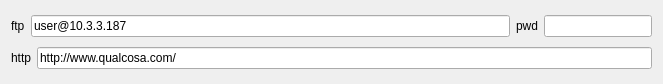
wanpiqiao/naufraghi, file pycon2pyqt/upload/upload.ui: the form before one commit.
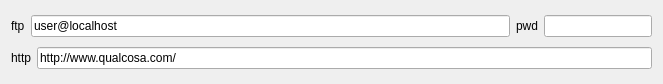
The form after the commit.

```diff
--- a/pycon2pyqt/upload/upload.ui
+++ b/pycon2pyqt/upload/upload.ui
@@ -25,7 +25,7 @@
      <item>
       <widget class="QLineEdit" name="ledit_ftp" >
        <property name="text" >
-        <string>user@10.3.3.187</string>
+        <string>user@localhost</string>
        </property>
       </widget>
      </item>
```
